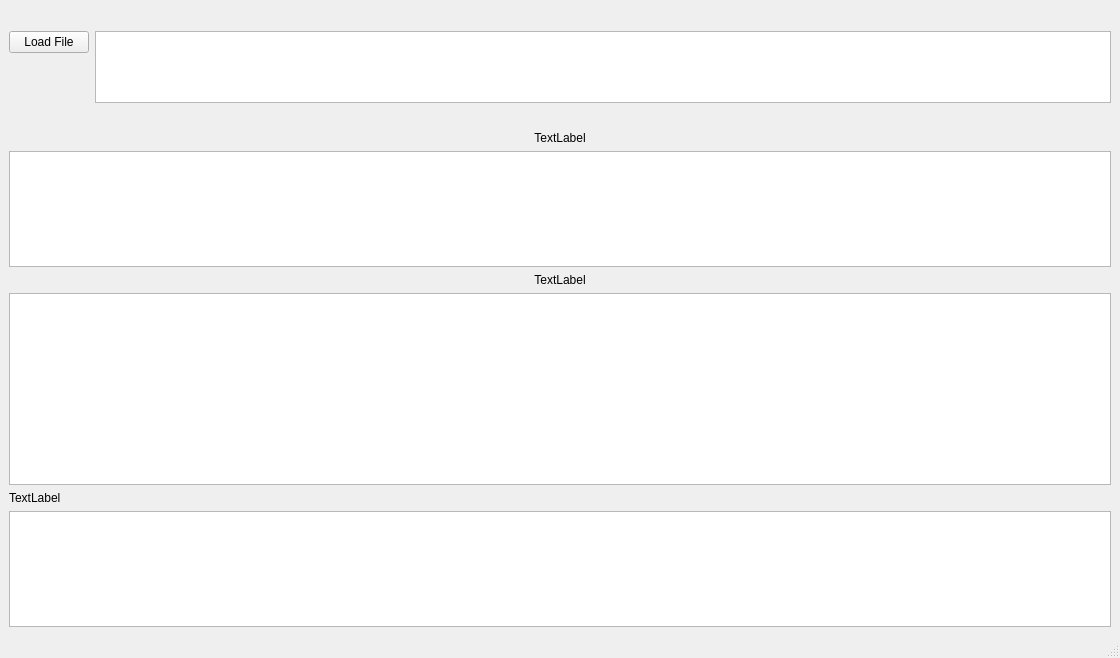
Old version of the form Offizielle Version/mainwindow.ui in the repository fabian2798/Arbeitszeitkonto.
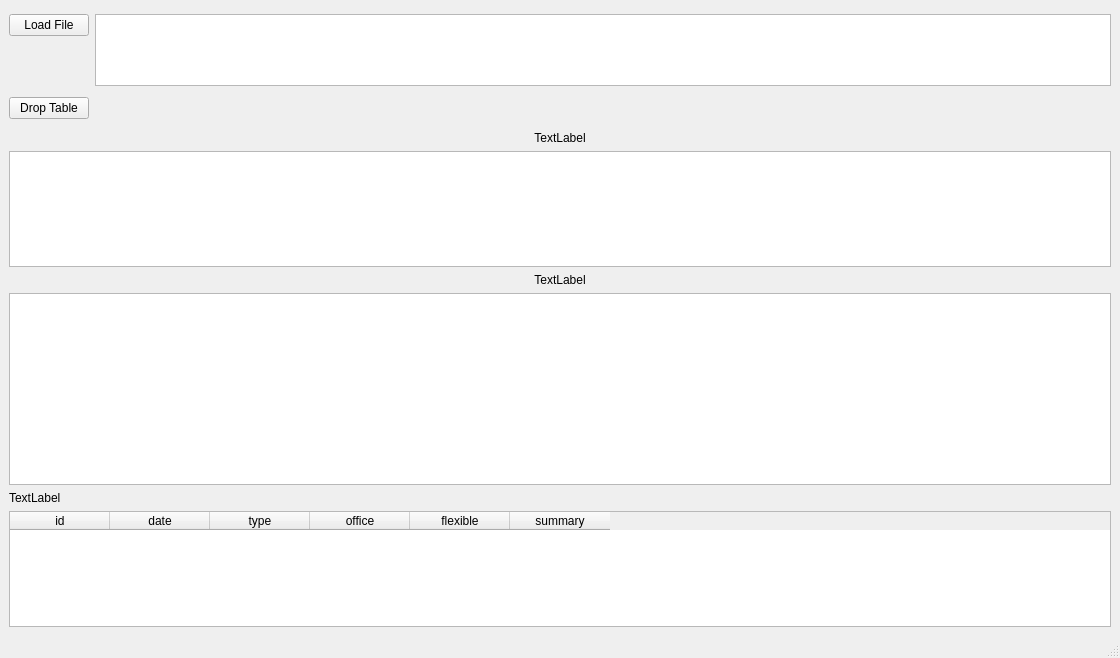
New version of the form.

What changed in the file:
```diff
--- a/Offizielle Version/mainwindow.ui
+++ b/Offizielle Version/mainwindow.ui
@@ -31,6 +31,13 @@
         </property>
        </widget>
       </item>
+      <item row="1" column="0">
+       <widget class="QPushButton" name="droptable">
+        <property name="text">
+         <string>Drop Table</string>
+        </property>
+       </widget>
+      </item>
      </layout>
     </item>
     <item>
@@ -65,16 +72,40 @@
      </widget>
     </item>
     <item>
-     <widget class="QTableView" name="tableView">
+     <widget class="QTableWidget" name="datalist">
       <property name="sizeAdjustPolicy">
        <enum>QAbstractScrollArea::AdjustToContents</enum>
       </property>
-      <attribute name="horizontalHeaderHighlightSections">
-       <bool>false</bool>
-      </attribute>
-      <attribute name="verticalHeaderCascadingSectionResizes">
-       <bool>false</bool>
-      </attribute>
+      <column>
+       <property name="text">
+        <string>id</string>
+       </property>
+      </column>
+      <column>
+       <property name="text">
+        <string>date</string>
+       </property>
+      </column>
+      <column>
+       <property name="text">
+        <string>type</string>
+       </property>
+      </column>
+      <column>
+       <property name="text">
+        <string>office</string>
+       </property>
+      </column>
+      <column>
+       <property name="text">
+        <string>flexible</string>
+       </property>
+      </column>
+      <column>
+       <property name="text">
+        <string>summary</string>
+       </property>
+      </column>
      </widget>
     </item>
    </layout>
```
Left out of the diff: 21 changed lines with no effect on the pictures.
